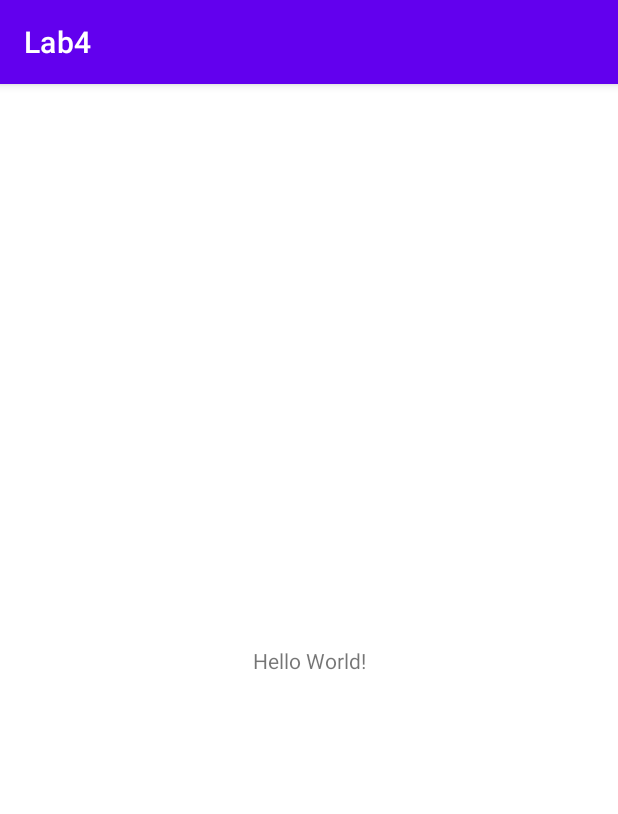
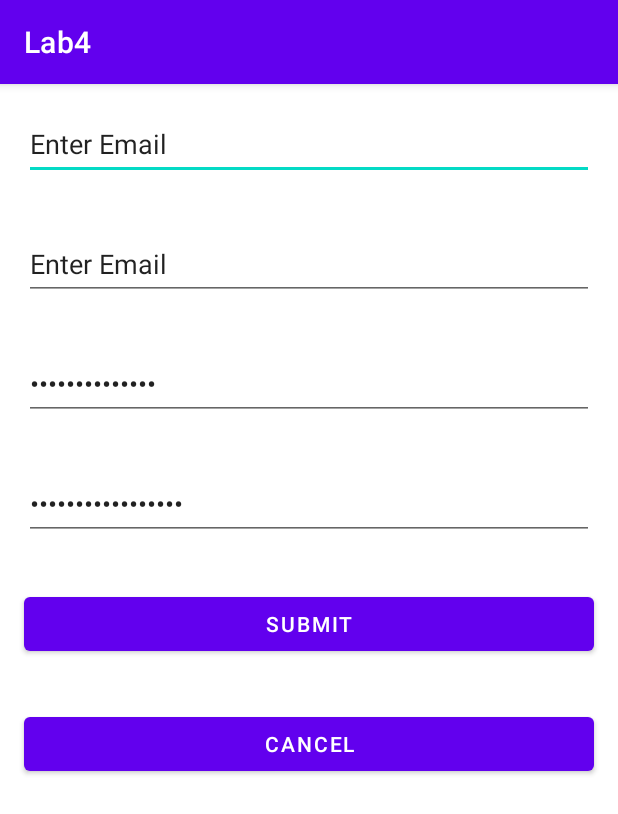
Before and after one commit to IT21240560/MADLab04, an Android app: the screen it shows after launch (MainActivity), on a phone screen of 412 x 824 dp. Shown: the top 814 px of the screen. Run offline under Robolectric (Android 15) with nearby library versions, the phone set to English and light mode, and no system bars.

Commit message:
Design the login form

```diff
--- a/app/src/main/res/layout/activity_main.xml
+++ b/app/src/main/res/layout/activity_main.xml
@@ -1,18 +1,77 @@
 <?xml version="1.0" encoding="utf-8"?>
-<androidx.constraintlayout.widget.ConstraintLayout xmlns:android="http://schemas.android.com/apk/res/android"
+<LinearLayout xmlns:android="http://schemas.android.com/apk/res/android"
     xmlns:app="http://schemas.android.com/apk/res-auto"
     xmlns:tools="http://schemas.android.com/tools"
     android:layout_width="match_parent"
     android:layout_height="match_parent"
+    android:orientation="vertical"
     tools:context=".MainActivity">
 
-    <TextView
-        android:layout_width="wrap_content"
+    <EditText
+        android:id="@+id/editTextTextEmailAddress"
+        android:layout_width="match_parent"
+        android:layout_height="48dp"
+        android:layout_marginLeft="16dp"
+        android:layout_marginTop="16dp"
+        android:layout_marginRight="16dp"
+        android:layout_marginBottom="16dp"
+        android:ems="10"
+        android:inputType="textEmailAddress"
+        android:text="Enter Email" />
+
+    <EditText
+        android:id="@+id/editTextTextEmailAddress2"
+        android:layout_width="match_parent"
+        android:layout_height="48dp"
+        android:layout_marginLeft="16dp"
+        android:layout_marginTop="16dp"
+        android:layout_marginRight="16dp"
+        android:layout_marginBottom="16dp"
+        android:ems="10"
+        android:inputType="textEmailAddress"
+        android:text="Enter Email" />
+
+    <EditText
+        android:id="@+id/editTextTextPassword"
+        android:layout_width="match_parent"
+        android:layout_height="48dp"
+        android:layout_marginLeft="16dp"
+        android:layout_marginTop="16dp"
+        android:layout_marginRight="16dp"
+        android:layout_marginBottom="16dp"
+        android:ems="10"
+        android:inputType="textPassword"
+        android:text="Enter Password" />
+
+    <EditText
+        android:id="@+id/editTextTextPassword2"
+        android:layout_width="match_parent"
+        android:layout_height="48dp"
+        android:layout_marginLeft="16dp"
+        android:layout_marginTop="16dp"
+        android:layout_marginRight="16dp"
+        android:layout_marginBottom="16dp"
+        android:ems="10"
+        android:inputType="textPassword"
+        android:text="Re Enter Password" />
+
+    <Button
+        android:id="@+id/button"
+        android:layout_width="match_parent"
         android:layout_height="wrap_content"
-        android:text="Hello World!"
-        app:layout_constraintBottom_toBottomOf="parent"
-        app:layout_constraintEnd_toEndOf="parent"
-        app:layout_constraintStart_toStartOf="parent"
-        app:layout_constraintTop_toTopOf="parent" />
+        android:layout_marginLeft="16dp"
+        android:layout_marginTop="16dp"
+        android:layout_marginRight="16dp"
+        android:layout_marginBottom="16dp"
+        android:text="Submit" />
 
-</androidx.constraintlayout.widget.ConstraintLayout>
+    <Button
+        android:id="@+id/button2"
+        android:layout_width="match_parent"
+        android:layout_height="wrap_content"
+        android:layout_marginLeft="16dp"
+        android:layout_marginTop="16dp"
+        android:layout_marginRight="16dp"
+        android:layout_marginBottom="16dp"
+        android:text="Cancel" />
+</LinearLayout>
```
